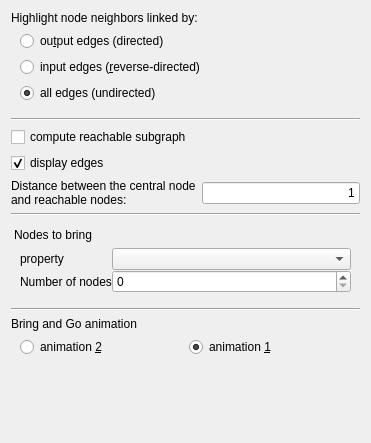
Tulip-Dev/tulip, file plugins/interactor/NeighborhoodHighlighter/NeighborhoodHighlighterConfigWidget.ui: the form before one commit.
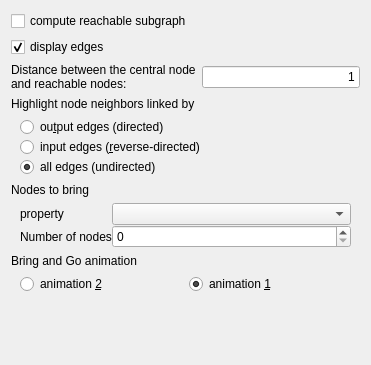
The form after the commit.

```diff
--- a/plugins/interactor/NeighborhoodHighlighter/NeighborhoodHighlighterConfigWidget.ui
+++ b/plugins/interactor/NeighborhoodHighlighter/NeighborhoodHighlighterConfigWidget.ui
@@ -7,7 +7,7 @@
     <x>0</x>
     <y>0</y>
     <width>371</width>
-    <height>443</height>
+    <height>365</height>
    </rect>
   </property>
   <property name="windowTitle">
@@ -17,77 +17,6 @@
    <property name="spacing">
     <number>6</number>
    </property>
-   <item>
-    <widget class="QLabel" name="label_4">
-     <property name="sizePolicy">
-      <sizepolicy hsizetype="Expanding" vsizetype="Fixed">
-       <horstretch>0</horstretch>
-       <verstretch>0</verstretch>
-      </sizepolicy>
-     </property>
-     <property name="text">
-      <string>Highlight node neighbors linked by:</string>
-     </property>
-    </widget>
-   </item>
-   <item>
-    <widget class="QFrame" name="frame">
-     <layout class="QVBoxLayout" name="verticalLayout">
-      <property name="spacing">
-       <number>6</number>
-      </property>
-      <property name="topMargin">
-       <number>0</number>
-      </property>
-      <item>
-       <widget class="QRadioButton" name="outputEdgesRB">
-        <property name="sizePolicy">
-         <sizepolicy hsizetype="Minimum" vsizetype="Preferred">
-          <horstretch>0</horstretch>
-          <verstretch>0</verstretch>
-         </sizepolicy>
-        </property>
-        <property name="text">
-         <string>ou&amp;tput edges (directed)</string>
-        </property>
-        <property name="checked">
-         <bool>false</bool>
-        </property>
-       </widget>
-      </item>
-      <item>
-       <widget class="QRadioButton" name="inputEdgesRB">
-        <property name="sizePolicy">
-         <sizepolicy hsizetype="Minimum" vsizetype="Preferred">
-          <horstretch>0</horstretch>
-          <verstretch>0</verstretch>
-         </sizepolicy>
-        </property>
-        <property name="text">
-         <string>input edges (&amp;reverse-directed)</string>
-        </property>
-       </widget>
-      </item>
-      <item>
-       <widget class="QRadioButton" name="allEdgesRB">
-        <property name="text">
-         <string>all edges (undirected)</string>
-        </property>
-        <property name="checked">
-         <bool>true</bool>
-        </property>
-       </widget>
-      </item>
-     </layout>
-    </widget>
-   </item>
-   <item>
-    <widget class="Line" name="line">
-     <property name="orientation">
-      <enum>Qt::Horizontal</enum>
-     </property>
-    </widget>
-   </item>
    <item>
     <widget class="QCheckBox" name="computeReachableSGCB">
      <property name="text">
@@ -140,10 +69,73 @@
     </layout>
    </item>
    <item>
-    <widget class="Line" name="line_2">
-     <property name="orientation">
-      <enum>Qt::Horizontal</enum>
+    <widget class="QLabel" name="label_4">
+     <property name="sizePolicy">
+      <sizepolicy hsizetype="Expanding" vsizetype="Fixed">
+       <horstretch>0</horstretch>
+       <verstretch>0</verstretch>
+      </sizepolicy>
      </property>
+     <property name="text">
+      <string>Highlight node neighbors linked by</string>
+     </property>
+     <property name="groupTitle" stdset="0">
+      <bool>true</bool>
+     </property>
+    </widget>
+   </item>
+   <item>
+    <widget class="QFrame" name="frame">
+     <layout class="QVBoxLayout" name="verticalLayout">
+      <property name="spacing">
+       <number>0</number>
+      </property>
+      <property name="topMargin">
+       <number>0</number>
+      </property>
+      <property name="bottomMargin">
+       <number>0</number>
+      </property>
+      <item>
+       <widget class="QRadioButton" name="outputEdgesRB">
+        <property name="sizePolicy">
+         <sizepolicy hsizetype="Minimum" vsizetype="Preferred">
+          <horstretch>0</horstretch>
+          <verstretch>0</verstretch>
+         </sizepolicy>
+        </property>
+        <property name="text">
+         <string>ou&amp;tput edges (directed)</string>
+        </property>
+        <property name="checked">
+         <bool>false</bool>
+        </property>
+       </widget>
+      </item>
+      <item>
+       <widget class="QRadioButton" name="inputEdgesRB">
+        <property name="sizePolicy">
+         <sizepolicy hsizetype="Minimum" vsizetype="Preferred">
+          <horstretch>0</horstretch>
+          <verstretch>0</verstretch>
+         </sizepolicy>
+        </property>
+        <property name="text">
+         <string>input edges (&amp;reverse-directed)</string>
+        </property>
+       </widget>
+      </item>
+      <item>
+       <widget class="QRadioButton" name="allEdgesRB">
+        <property name="text">
+         <string>all edges (undirected)</string>
+        </property>
+        <property name="checked">
+         <bool>true</bool>
+        </property>
+       </widget>
+      </item>
+     </layout>
     </widget>
    </item>
    <item>
@@ -154,9 +146,6 @@
        <verstretch>0</verstretch>
       </sizepolicy>
      </property>
-     <property name="styleSheet">
-      <string notr="true">margin-top: 6px</string>
-     </property>
      <property name="text">
       <string>Nodes to bring</string>
      </property>
@@ -177,6 +166,9 @@
       <property name="topMargin">
        <number>0</number>
       </property>
+      <property name="bottomMargin">
+       <number>0</number>
+      </property>
       <item>
        <layout class="QFormLayout" name="formLayout">
         <property name="fieldGrowthPolicy">
@@ -225,13 +217,6 @@
      </layout>
     </widget>
    </item>
-   <item>
-    <widget class="Line" name="line_3">
-     <property name="orientation">
-      <enum>Qt::Horizontal</enum>
-     </property>
-    </widget>
-   </item>
    <item>
     <widget class="QLabel" name="label_6">
      <property name="sizePolicy">
```
Left out of the diff: 6 changed lines with no effect on the pictures.
